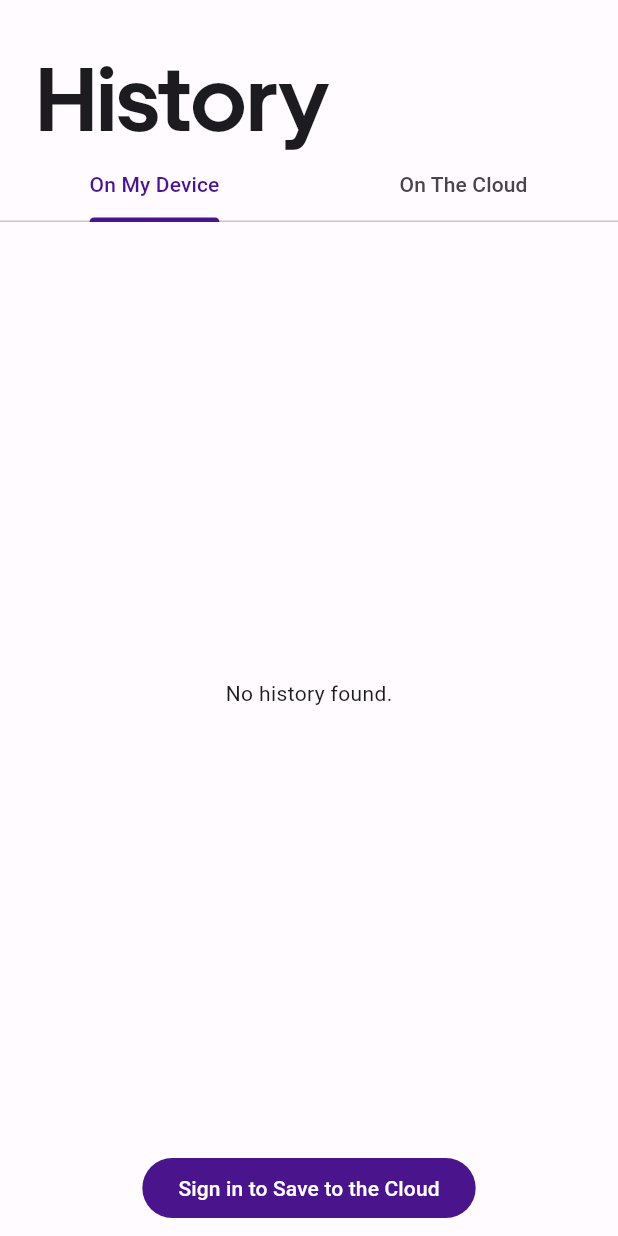
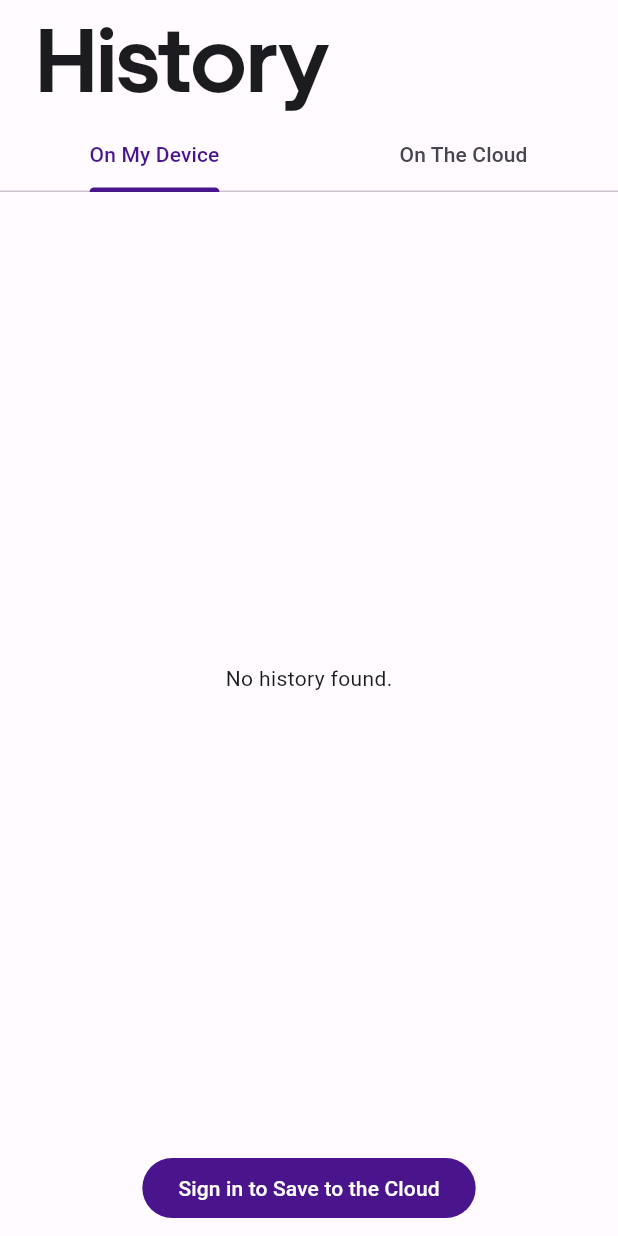
Before and after one commit to nickw409/CRAFT, a Flutter app: the MyClassifications screen opened directly, on a phone screen of 412 x 824 dp. Run offline on Flutter 3.47's test engine with Material 3 defaults, Android fonts, the phone set to English and light mode, and no system bars; our stand-ins replace carousel_slider, cloud_firestore, firebase_auth, firebase_core, firebase_storage, geolocator and 6 more; missing offline and left inert: tflite_flutter_helper_plus, tflite_flutter_plus; accounts and stored records are empty.

Commit message:
UI change

```diff
--- a/mobile/lib/screens/my_classificatoins.dart
+++ b/mobile/lib/screens/my_classificatoins.dart
@@ -145,19 +145,16 @@ class _MyClassificationsState extends State<MyClassifications> {
         child: Scaffold(
           appBar: AppBar(
             centerTitle: false,
-            toolbarHeight: 100,
+            toolbarHeight: 80,
             automaticallyImplyLeading: false,
             title: const Padding(
               padding: EdgeInsets.all(8.0),
-              child: Padding(
-                padding: EdgeInsets.only(top: 32),
               child: Text(
                 'History',
                 style: TextStyle(
                     fontFamily: 'Uber',
                     fontSize: 60,
                     fontWeight: FontWeight.w700),
-                ),
               ),
             ),
             bottom: const TabBar(
```
Also changed, not shown: 1 other file. Lines whose indentation alone changed are shown as unchanged.
